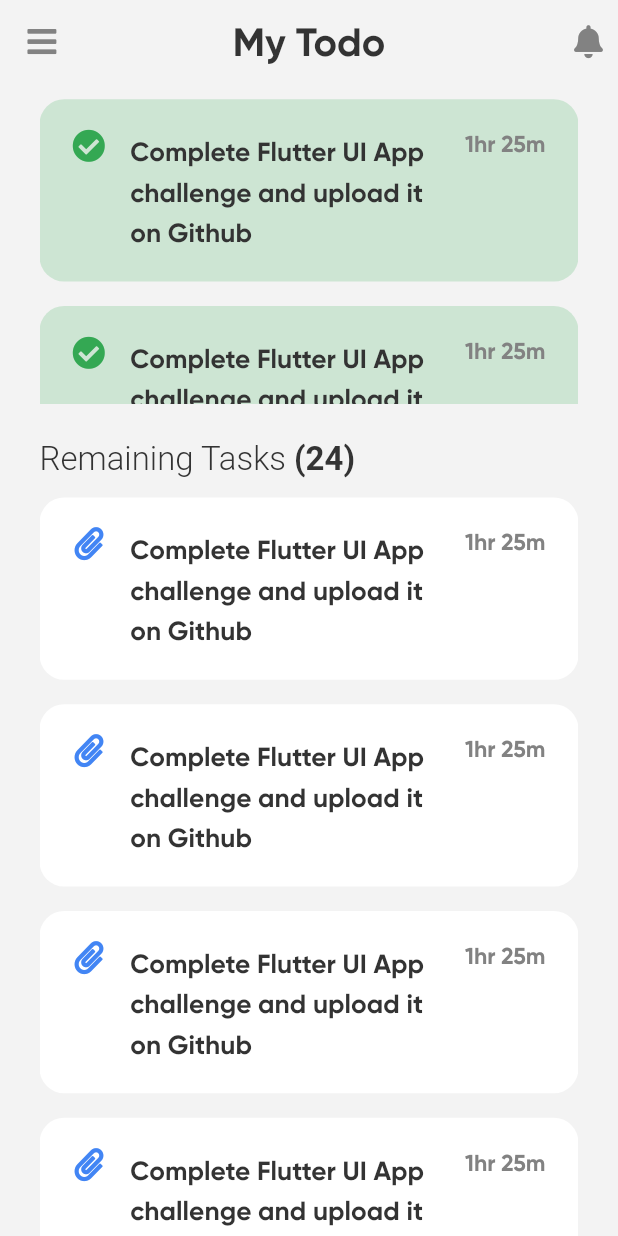
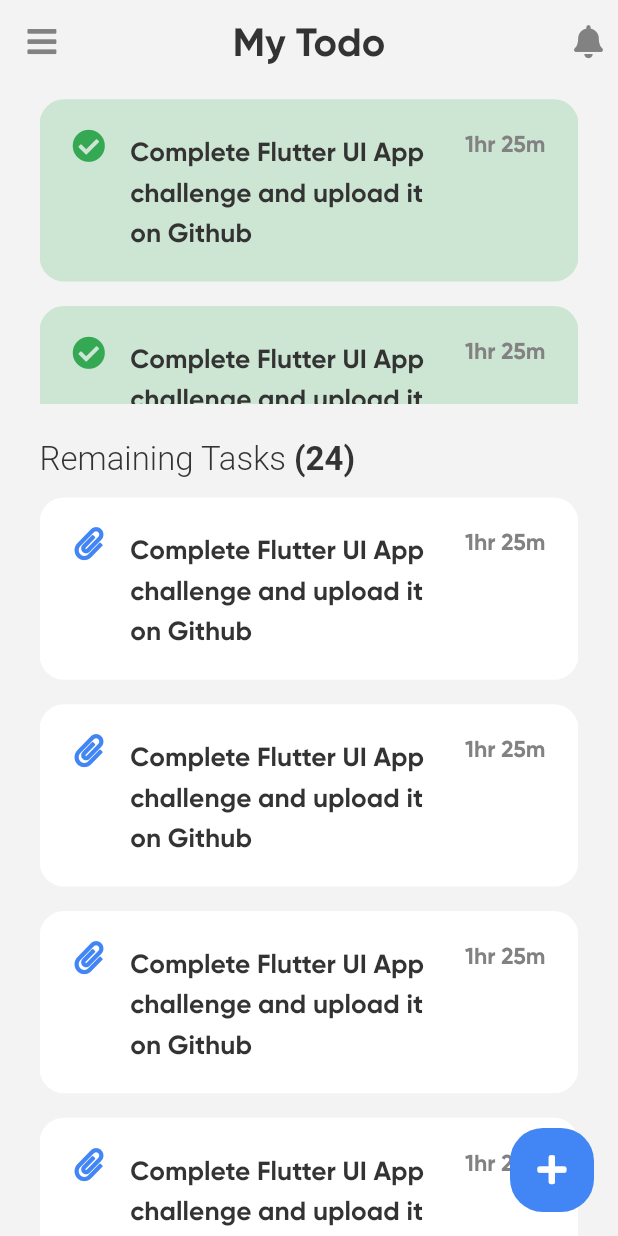
Before and after one commit to bprayush/Dev-Todo, a Flutter app: the screen it shows after launch, after a tap on "Try Demo", on a phone screen of 412 x 824 dp. Run offline on Flutter 3.47's test engine with Material 2 defaults, Android fonts, the phone set to English and light mode, and no system bars; drawn by our look-alikes of flutter_speed_dial; our stand-ins replace avatar_glow, flare_flutter, flutter_screenutil, flutter_slidable, font_awesome_flutter, get_it and 1 more.

Commit message:
Done with floating action button

```diff
--- a/lib/src/ui/pages/home.dart
+++ b/lib/src/ui/pages/home.dart
@@ -1,7 +1,8 @@
 import 'package:devscreening/src/assets/assets.dart';
-import 'package:devscreening/src/ui/widgets/success_container.dart';
+import 'package:devscreening/src/ui/widgets/custom_floating_action_button.dart';
 import 'package:devscreening/src/ui/widgets/todo_container.dart';
 import 'package:flutter/material.dart';
+import 'package:flutter_speed_dial/flutter_speed_dial.dart';
 
 class HomePage extends StatelessWidget {
   @override
@@ -55,7 +56,9 @@ class HomePage extends StatelessWidget {
                 itemCount: 3,
                 physics: BouncingScrollPhysics(),
                 itemBuilder: (context, index) {
-                  return SuccessContainer();
+                  return TodoContainer(
+                    done: true,
+                  );
                 },
               ),
             ),
@@ -104,6 +107,7 @@ class HomePage extends StatelessWidget {
           ],
         ),
       ),
+      floatingActionButton: CustomFloatingActionButton(),
     );
   }
 }
--- /dev/null
+++ b/lib/src/ui/widgets/custom_floating_action_button.dart
@@ -0,0 +1,65 @@
+import 'package:devscreening/src/assets/assets.dart';
+import 'package:flutter/material.dart';
+import 'package:flutter_speed_dial/flutter_speed_dial.dart';
+
+class CustomFloatingActionButton extends StatelessWidget {
+  @override
+  Widget build(BuildContext context) {
+    return SpeedDial(
+      elevation: 0,
+      backgroundColor: AppColors.DARK_BLUE,
+      shape: RoundedRectangleBorder(
+        borderRadius: BorderRadius.circular(
+          ScreenUtil().setWidth(20),
+        ),
+      ),
+      overlayColor: AppColors.MEDIUM_GREY,
+      overlayOpacity: 0.9,
+      child: Icon(
+        FontAwesomeIcons.plus,
+        size: FontSize.fontSize20,
+        color: Colors.white,
+      ),
+      children: speedDialChildrenBuilder(),
+    );
+  }
+}
+
+SpeedDialChild speedDialChildBuilder(String text, IconData icon) {
+  return SpeedDialChild(
+    backgroundColor: AppColors.EXTRA_LIGHT_BLUE,
+    elevation: 0,
+    child: Icon(
+      icon,
+      size: FontSize.fontSize20,
+      color: AppColors.DARK_BLUE,
+    ),
+    labelStyle: TextStyle(
+      color: AppColors.CUSTOM_BLACK,
+      fontSize: FontSize.fontSize16,
+    ),
+    labelWidget: Padding(
+      padding: EdgeInsets.only(
+        right: ScreenUtil().setWidth(10),
+      ),
+      child: Text(
+        '$text',
+        style: TextStyle(
+          color: AppColors.CUSTOM_BLACK,
+          fontSize: FontSize.fontSize16,
+          fontWeight: FontWeight.w600,
+        ),
+      ),
+    ),
+  );
+}
+
+List<SpeedDialChild> speedDialChildrenBuilder() {
+  return [
+    speedDialChildBuilder('New Todo', FontAwesomeIcons.solidCheckCircle),
+    speedDialChildBuilder('Add Attachment', FontAwesomeIcons.paperclip),
+    speedDialChildBuilder('Set Timer', FontAwesomeIcons.solidClock),
+    speedDialChildBuilder('Archive', FontAwesomeIcons.solidFileArchive),
+    speedDialChildBuilder('Go to Narnia', FontAwesomeIcons.solidSnowflake),
+  ];
+}
--- a/lib/src/ui/widgets/success_container.dart
+++ /dev/null
@@ -1,62 +0,0 @@
-import 'package:devscreening/src/assets/assets.dart';
-import 'package:flutter/material.dart';
-
-class SuccessContainer extends StatelessWidget {
-  @override
-  Widget build(BuildContext context) {
-    return AnimatedContainer(
-      duration: Duration(milliseconds: 300),
-      width: ScreenUtil().setWidth(327),
-      margin: EdgeInsets.only(
-        bottom: ScreenUtil().setHeight(16),
-      ),
-      padding: EdgeInsets.symmetric(
-        vertical: ScreenUtil().setHeight(20),
-        horizontal: ScreenUtil().setWidth(20),
-      ),
-      decoration: BoxDecoration(
-        borderRadius: BorderRadius.circular(
-          ScreenUtil().setWidth(15),
-        ),
-        color: AppColors.LIGHT_GREEN,
-      ),
-      child: Row(
-        mainAxisAlignment: MainAxisAlignment.spaceBetween,
-        crossAxisAlignment: CrossAxisAlignment.start,
-        children: <Widget>[
-          Icon(
-            FontAwesomeIcons.solidCheckCircle,
-            color: AppColors.GREEN,
-            size: FontSize.fontSize20,
-          ),
-          Container(
-            width: ScreenUtil().setWidth(188),
-            child: Column(
-              mainAxisAlignment: MainAxisAlignment.spaceBetween,
-              crossAxisAlignment: CrossAxisAlignment.start,
-              children: <Widget>[
-                Text(
-                  'Complete Flutter UI App challenge and upload it on Github',
-                  style: TextStyle(
-                    color: AppColors.CUSTOM_BLACK,
-                    fontSize: FontSize.fontSize16,
-                    fontWeight: FontWeight.w600,
-                    height: ScreenUtil().setHeight(1.5),
-                  ),
-                ),
-              ],
-            ),
-          ),
-          Text(
-            '1hr 25m',
-            style: TextStyle(
-              color: AppColors.DARK_GREY,
-              fontSize: FontSize.fontSize14,
-              fontWeight: FontWeight.w600,
-            ),
-          ),
-        ],
-      ),
-    );
-  }
-}
--- a/lib/src/ui/widgets/todo_container.dart
+++ b/lib/src/ui/widgets/todo_container.dart
@@ -1,10 +1,35 @@
 import 'package:devscreening/src/assets/assets.dart';
 import 'package:flutter/material.dart';
 
-class TodoContainer extends StatelessWidget {
+class TodoContainer extends StatefulWidget {
+  final bool done;
+
+  const TodoContainer({
+    Key key,
+    this.done = false,
+  }) : super(key: key);
+
+  @override
+  _TodoContainerState createState() => _TodoContainerState();
+}
+
+class _TodoContainerState extends State<TodoContainer>
+    with SingleTickerProviderStateMixin {
+  bool showSubText = false;
+
   @override
   Widget build(BuildContext context) {
-    return AnimatedContainer(
+    return AnimatedSize(
+      vsync: this,
+      duration: Duration(milliseconds: 300),
+      curve: Curves.ease,
+      child: GestureDetector(
+        onTap: () {
+          setState(() {
+            showSubText = !showSubText;
+          });
+        },
+        child: AnimatedContainer(
           duration: Duration(milliseconds: 300),
           width: ScreenUtil().setWidth(327),
           margin: EdgeInsets.only(
@@ -18,15 +43,17 @@ class TodoContainer extends StatelessWidget {
             borderRadius: BorderRadius.circular(
               ScreenUtil().setWidth(15),
             ),
-        color: Colors.white,
+            color: widget.done ? AppColors.LIGHT_GREEN : Colors.white,
           ),
           child: Row(
             mainAxisAlignment: MainAxisAlignment.spaceBetween,
             crossAxisAlignment: CrossAxisAlignment.start,
             children: <Widget>[
               Icon(
-            FontAwesomeIcons.paperclip,
-            color: AppColors.DARK_BLUE,
+                widget.done
+                    ? FontAwesomeIcons.solidCheckCircle
+                    : FontAwesomeIcons.paperclip,
+                color: widget.done ? AppColors.GREEN : AppColors.DARK_BLUE,
                 size: FontSize.fontSize20,
               ),
               Container(
@@ -44,6 +71,56 @@ class TodoContainer extends StatelessWidget {
                         height: ScreenUtil().setHeight(1.5),
                       ),
                     ),
+                    if (showSubText) ...[
+                      SizedBox(
+                        height: ScreenUtil().setHeight(10),
+                      ),
+                      Text(
+                        'Sub-text 1',
+                        style: TextStyle(
+                          color: AppColors.CUSTOM_BLACK,
+                          fontSize: FontSize.fontSize16,
+                          fontWeight: FontWeight.w600,
+                          height: ScreenUtil().setHeight(1.5),
+                        ),
+                      ),
+                      SizedBox(
+                        height: ScreenUtil().setHeight(10),
+                      ),
+                      Text(
+                        'Sub-text 2',
+                        style: TextStyle(
+                          color: AppColors.CUSTOM_BLACK,
+                          fontSize: FontSize.fontSize16,
+                          fontWeight: FontWeight.w600,
+                          height: ScreenUtil().setHeight(1.5),
+                        ),
+                      ),
+                      SizedBox(
+                        height: ScreenUtil().setHeight(10),
+                      ),
+                      Text(
+                        'Sub-text 3',
+                        style: TextStyle(
+                          color: AppColors.CUSTOM_BLACK,
+                          fontSize: FontSize.fontSize16,
+                          fontWeight: FontWeight.w600,
+                          height: ScreenUtil().setHeight(1.5),
+                        ),
+                      ),
+                      SizedBox(
+                        height: ScreenUtil().setHeight(10),
+                      ),
+                      Text(
+                        'Sub-text 4',
+                        style: TextStyle(
+                          color: AppColors.CUSTOM_BLACK,
+                          fontSize: FontSize.fontSize16,
+                          fontWeight: FontWeight.w600,
+                          height: ScreenUtil().setHeight(1.5),
+                        ),
+                      ),
+                    ]
                   ],
                 ),
               ),
@@ -57,6 +134,8 @@ class TodoContainer extends StatelessWidget {
               ),
             ],
           ),
+        ),
+      ),
     );
   }
 }
```
Lines whose indentation alone changed are shown as unchanged.
